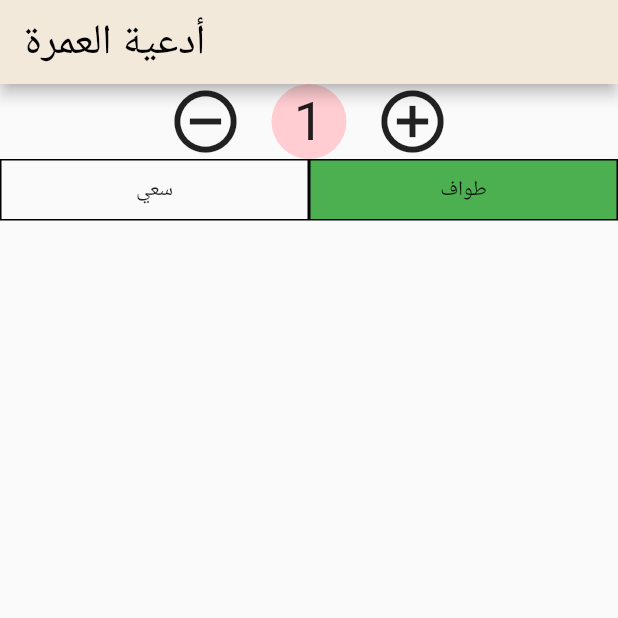
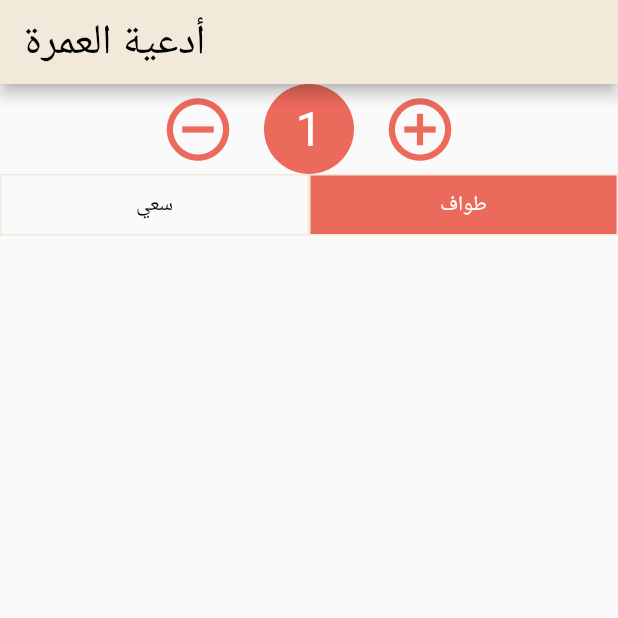
Before and after one commit to TheAhmedSaeed/Umrah-Flutter, a Flutter app: the screen it shows after launch, after a tap on the "add circle outline" icon, on a phone screen of 412 x 824 dp, the top half of it. Run offline on Flutter 3.47's test engine with Material 2 defaults, Android fonts, the light colour scheme and no system bars; statements that could not run were skipped.

Commit message:
yesterday changes idr

```diff
--- a/lib/widgets/w-controller.dart
+++ b/lib/widgets/w-controller.dart
@@ -18,11 +18,11 @@ class Controller extends StatelessWidget {
             },
             child: Container(
               decoration: BoxDecoration(
-                color: isTawafActive ? Colors.transparent : Colors.green,
-                border: Border.all(color: Colors.black)),
+                color: isTawafActive ? Colors.transparent : Color.fromRGBO(236, 106, 92, 1),
+                border: Border.all(color: Color.fromRGBO(243, 233, 219, 1))),
                 padding: EdgeInsets.all(10),
                 child: Center(
-                  child: Text('سعي'),
+                  child: Text('سعي',style:  TextStyle(color:  !isTawafActive ? Colors.white : Colors.black),),
                 )),
           ),
         ),
@@ -35,10 +35,10 @@ class Controller extends StatelessWidget {
             child: Container(
                 padding: EdgeInsets.all(10),
               decoration: BoxDecoration(
-                color: isTawafActive ? Colors.green : Colors.transparent,
-                border: Border.all(color: Colors.black)),
+                color: isTawafActive ? Color.fromRGBO(236, 106, 92, 1) : Colors.transparent,
+                border: Border.all(color:Color.fromRGBO(243, 233, 219, 1))),
                 child: Center(
-                  child: Text('طواف'),
+                  child: Text('طواف',style: TextStyle(color:  isTawafActive ? Colors.white : Colors.black),),
                 )),
           ),
         ),
--- a/lib/widgets/w-coutner.dart
+++ b/lib/widgets/w-coutner.dart
@@ -19,18 +19,19 @@ class Counter extends StatelessWidget {
               child: Icon(
                 Icons.remove_circle_outline,
                 size: 50,
+                color: Color.fromRGBO(236, 106, 92, 1),
               )),
           Container(
-              width: 50,
-              height: 50,
+              width: 60,
+              height: 60,
               child: Center(
                   child: Text(
                 '$activeCounter',
-                style: TextStyle(fontSize: 36),
+                style: TextStyle(fontSize: 32,color: Colors.white),
               )),
               decoration: BoxDecoration(
                   //  border: Border.all(color: Colors.red,width: 1),
-                  color: Colors.red[100],
+                  color: Color.fromRGBO(236, 106, 92, 1),
                   shape: BoxShape.circle)),
           FlatButton(
             onPressed: () {
@@ -39,6 +40,7 @@ class Counter extends StatelessWidget {
             child: Icon(
               Icons.add_circle_outline,
               size: 50,
+              color: Color.fromRGBO(236, 106, 92, 1),
             ),
           )
         ],
--- a/lib/widgets/w-prayer-group.dart
+++ b/lib/widgets/w-prayer-group.dart
@@ -11,7 +11,9 @@ class PrayerGroup extends StatelessWidget {
   @override
   Widget build(BuildContext context) {
     if (pray.isExpanded) {
-      return Container(
+      return AnimatedContainer(
+        padding: EdgeInsets.all(16),
+          duration: Duration(seconds: 50),
           child: Column(
         children: [
           GestureDetector(
@@ -28,11 +30,12 @@ class PrayerGroup extends StatelessWidget {
       ));
     } else {
       return Container(
+        padding: EdgeInsets.all(16),
         child: GestureDetector(
             onTap: () {
               toggleExpansion(index);
             },
-            child: Text(pray.title)),
+            child: Center(child: Text(pray.title))),
       );
     }
   }
--- a/lib/widgets/w-praying.dart
+++ b/lib/widgets/w-praying.dart
@@ -22,7 +22,7 @@ class _PrayingState extends State<Praying> {
       title: 'الصلاة على النبي ',
       prays: [
         'اللهم صلي وسلم على سيدنا ونبينا محمد ',
-        'هم صل على محمد وعلى آل محمد كما صليت على إبراهيم وعلى آل إبراهيم إنك حميد مجيد، اللهم بارك على محمد وعلى آل محمد كما باركت على إبراهيم وعلى آل إبراهيم إنك حميد مجيد'
+        ' صل على محمد وعلى آل محمد كما صليت على إبراهيم وعلى آل إبراهيم إنك حميد مجيد، اللهم بارك على محمد وعلى آل محمد كما باركت على إبراهيم وعلى آل إبراهيم إنك حميد مجيد'
       ],
       isExpanded: false,
     )
```
